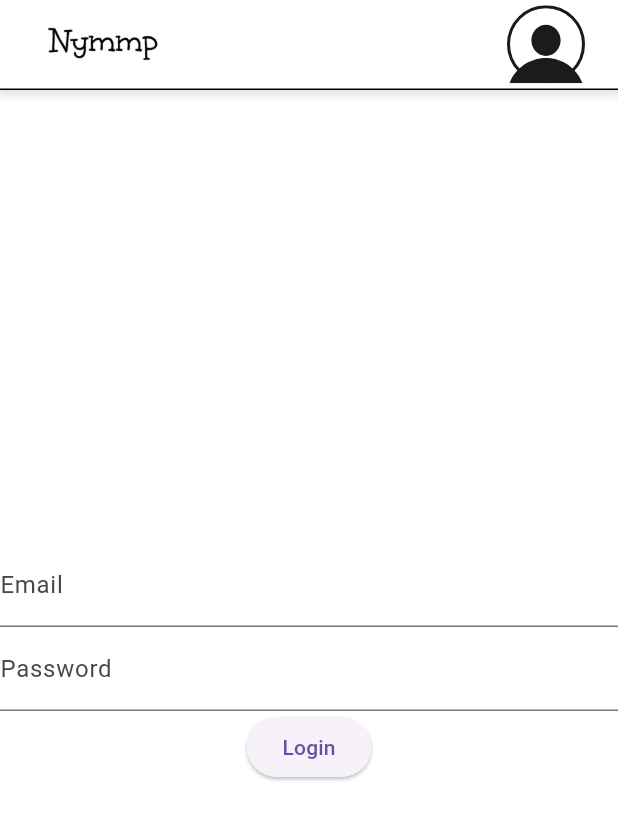
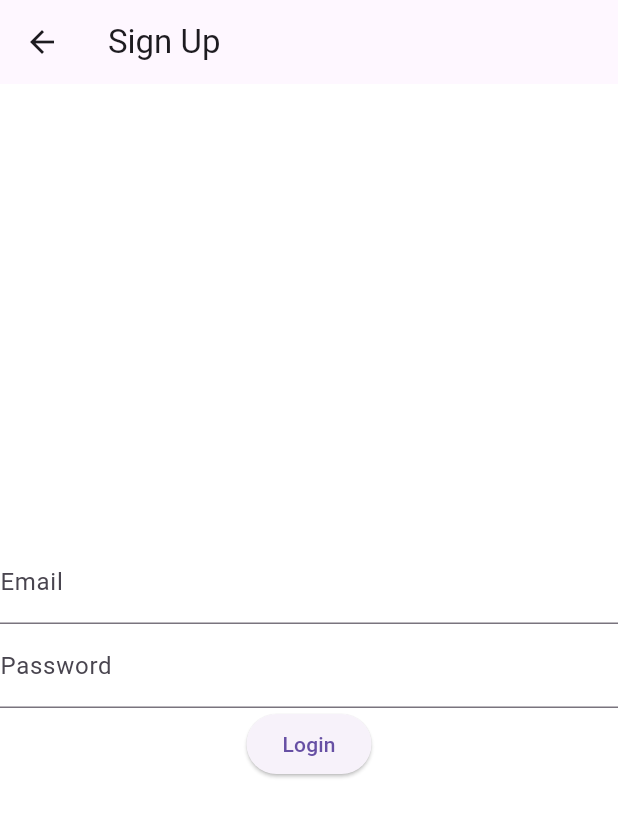
Before and after one commit to Nymmpy/nymmp_front, a Flutter app: the LoginPage screen opened by its route, on a phone screen of 412 x 824 dp. Shown: the top 820 px of the screen. Run offline on Flutter 3.47's test engine with Material 3 defaults, Android fonts, the phone set to English and light mode, and no system bars; our stand-ins replace flutter_svg.

Commit message:
fix: 로그인 화면에서 글로벌네비 없도록 수정

```diff
--- a/lib/pages/login_page.dart
+++ b/lib/pages/login_page.dart
@@ -6,10 +6,7 @@ class LoginPage extends StatelessWidget {
   @override
   Widget build(BuildContext context) {
     return Scaffold(
-      appBar: PreferredSize(
-        preferredSize: Size.fromHeight(60.0), // 헤더 높이 설정
-        child: Header(isMyPage: false), // isMyPage는 헤더 컴포넌트에 구현된 특정 조건을 위한 플래그
-      ),
+      appBar: AppBar(title: Text('Sign Up')),
       body: Container(
         height: MediaQuery.of(context).size.height,
         child: Column(
```
